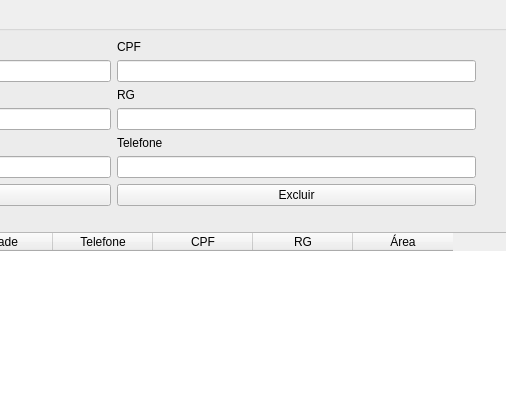
Above: ui/cadastroM.ui from mateusangeli/PEPMED before the change; both pictures show x 271 to 777 and y 0 to 400 of the 876 by 647 pixel window. Below: the same form after it.
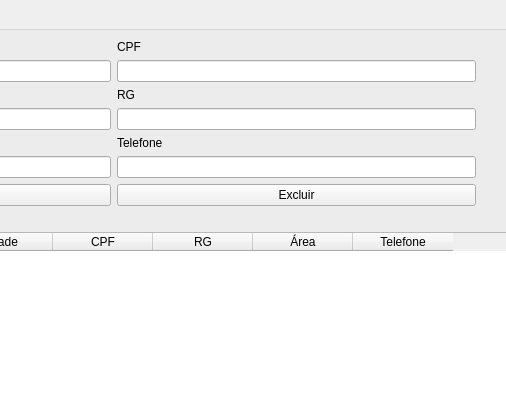
That is the form after the change. Icons and pictures are not drawn.

Diff of the .ui file:
```diff
--- a/ui/cadastroM.ui
+++ b/ui/cadastroM.ui
@@ -154,11 +154,6 @@
           <string>Idade</string>
          </property>
         </column>
-        <column>
-         <property name="text">
-          <string>Telefone</string>
-         </property>
-        </column>
         <column>
          <property name="text">
           <string>CPF</string>
@@ -174,6 +169,11 @@
           <string>Área</string>
          </property>
         </column>
+        <column>
+         <property name="text">
+          <string>Telefone</string>
+         </property>
+        </column>
        </widget>
       </item>
      </layout>
```
Left out of the diff: 13 changed lines with no effect on the pictures.
